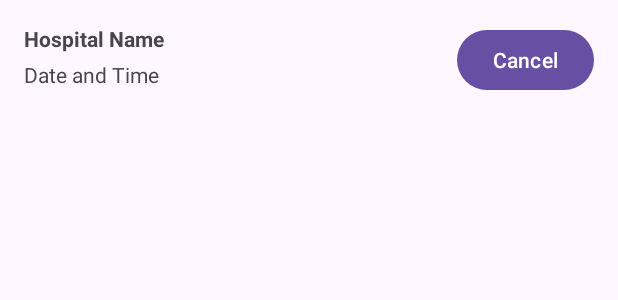
After one commit to xqill275/MHA-Oliver-Long, an Android app: the layout item_booking.xml on its own in the app's theme, with its tools: preview values and no code run, on a phone screen of 412 x 824 dp. The commit adds this screen. Shown: the top 300 px of the screen. Run offline under Robolectric (Android 15) with nearby library versions, the phone set to English and light mode, and no system bars.

Commit message:
users can now view and cancel apointments

```diff
--- a/MHA/app/src/main/AndroidManifest.xml
+++ b/MHA/app/src/main/AndroidManifest.xml
@@ -14,6 +14,9 @@
         android:roundIcon="@mipmap/ic_launcher_round"
         android:supportsRtl="true"
         android:theme="@style/Theme.MHA">
+        <activity
+            android:name=".ViewBookingActivity"
+            android:exported="false" />
         <activity
             android:name=".BookActivity"
             android:exported="false" />
--- a/MHA/app/src/main/java/com/example/mha/ApointmentActivity.java
+++ b/MHA/app/src/main/java/com/example/mha/ApointmentActivity.java
@@ -34,6 +34,12 @@ public class ApointmentActivity extends AppCompatActivity {
             startActivity(Apointintent);
         });
 
+        ViewBtn.setOnClickListener(v -> {
+            Intent Apointintent = new Intent(ApointmentActivity.this, ViewBookingActivity.class);
+            Apointintent.putExtra("UserId", userId);
+            startActivity(Apointintent);
+        });
+
 
     }
 
--- a/MHA/app/src/main/java/com/example/mha/network/AppointmentRequest.java
+++ b/MHA/app/src/main/java/com/example/mha/network/AppointmentRequest.java
@@ -1,6 +1,7 @@
 package com.example.mha.network;
 
 public class AppointmentRequest {
+    public int appointmentID;
     public int hospitalID;
     public String appointmentDate;
     public String appointmentTime;
@@ -12,4 +13,8 @@ public class AppointmentRequest {
         this.appointmentTime = appointmentTime;
         this.status = status;
     }
+
+
+
+
 }
--- /dev/null
+++ b/MHA/app/src/main/res/layout/item_booking.xml
@@ -0,0 +1,38 @@
+<?xml version="1.0" encoding="utf-8"?>
+<androidx.constraintlayout.widget.ConstraintLayout
+    xmlns:android="http://schemas.android.com/apk/res/android"
+    xmlns:app="http://schemas.android.com/apk/res-auto"
+    android:layout_width="match_parent"
+    android:layout_height="wrap_content"
+    android:padding="16dp">
+
+    <TextView
+        android:id="@+id/tvHospitalName"
+        android:layout_width="0dp"
+        android:layout_height="wrap_content"
+        android:text="Hospital Name"
+        android:textStyle="bold"
+        app:layout_constraintStart_toStartOf="parent"
+        app:layout_constraintTop_toTopOf="parent"
+        app:layout_constraintEnd_toStartOf="@+id/btnCancel" />
+
+    <TextView
+        android:id="@+id/tvAppointmentInfo"
+        android:layout_width="0dp"
+        android:layout_height="wrap_content"
+        android:text="Date and Time"
+        app:layout_constraintStart_toStartOf="parent"
+        app:layout_constraintTop_toBottomOf="@id/tvHospitalName"
+        app:layout_constraintEnd_toStartOf="@+id/btnCancel"
+        app:layout_constraintBottom_toBottomOf="parent"/>
+
+    <Button
+        android:id="@+id/btnCancel"
+        android:layout_width="wrap_content"
+        android:layout_height="wrap_content"
+        android:text="Cancel"
+        app:layout_constraintEnd_toEndOf="parent"
+        app:layout_constraintTop_toTopOf="parent"
+        app:layout_constraintBottom_toBottomOf="parent"/>
+
+</androidx.constraintlayout.widget.ConstraintLayout>
```
Also changed, not shown: MHA/app/src/main/java/com/example/mha/BookingAdapter.java (added, +132 -0 lines), MHA/app/src/main/java/com/example/mha/ViewBookingActivity.java (added, +75 -0 lines), MHA/app/src/main/java/com/example/mha/network/ApiService.java (+10 -0 lines), MHA/app/src/main/java/com/example/mha/network/HospitalRequest.java (+9 -0 lines), MHA/app/src/main/res/layout/activity_view_booking.xml (added, +22 -0 lines), 1 other file.
